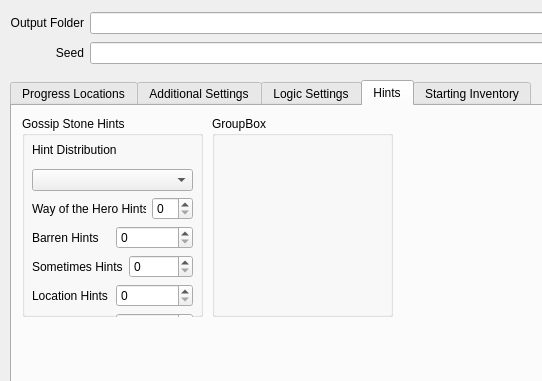
Qt form gui/randogui.ui (ssrando/ssrando) before a commit; both pictures show x 0 to 542 and y 0 to 381 of the 954 by 704 pixel window.
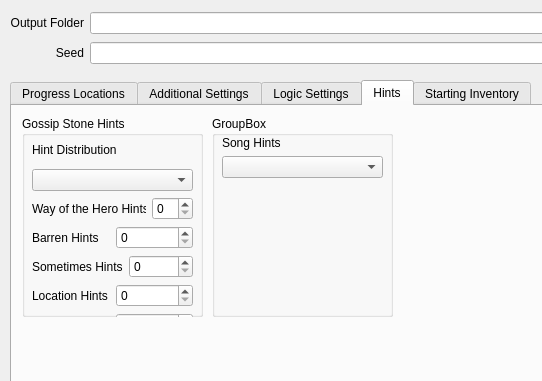
The same form after that commit. The open tabs and pages were chosen to show the change.

Commit message: Fixed problems with key placement with dragon healing option on

What changed in the file:
```diff
--- a/gui/randogui.ui
+++ b/gui/randogui.ui
@@ -890,7 +890,7 @@
          </layout>
         </item>
         <item>
-         <layout class="QVBoxLayout" name="verticalLayout_26">
+         <layout class="QVBoxLayout" name="verticalLayout_28">
           <item>
            <widget class="QLabel" name="label_for_option_water_dragon_mode">
             <property name="text">
@@ -1320,6 +1320,45 @@
       <property name="title">
        <string>GroupBox</string>
       </property>
+      <widget class="QWidget" name="verticalLayoutWidget_6">
+       <property name="geometry">
+        <rect>
+         <x>10</x>
+         <y>20</y>
+         <width>161</width>
+         <height>171</height>
+        </rect>
+       </property>
+       <layout class="QVBoxLayout" name="verticalLayout_26">
+        <item>
+         <layout class="QVBoxLayout" name="verticalLayout_27">
+          <item>
+           <widget class="QLabel" name="label_6">
+            <property name="text">
+             <string>Song Hints</string>
+            </property>
+           </widget>
+          </item>
+          <item>
+           <widget class="QComboBox" name="option_song_hints"/>
+          </item>
+         </layout>
+        </item>
+        <item>
+         <spacer name="verticalSpacer_10">
+          <property name="orientation">
+           <enum>Qt::Vertical</enum>
+          </property>
+          <property name="sizeHint" stdset="0">
+           <size>
+            <width>20</width>
+            <height>40</height>
+           </size>
+          </property>
+         </spacer>
+        </item>
+       </layout>
+      </widget>
      </widget>
     </widget>
     <widget class="QWidget" name="tab_6">
```
Left out of the diff: 4 changed lines with no effect on the pictures. The commit also changes 4 other files.
